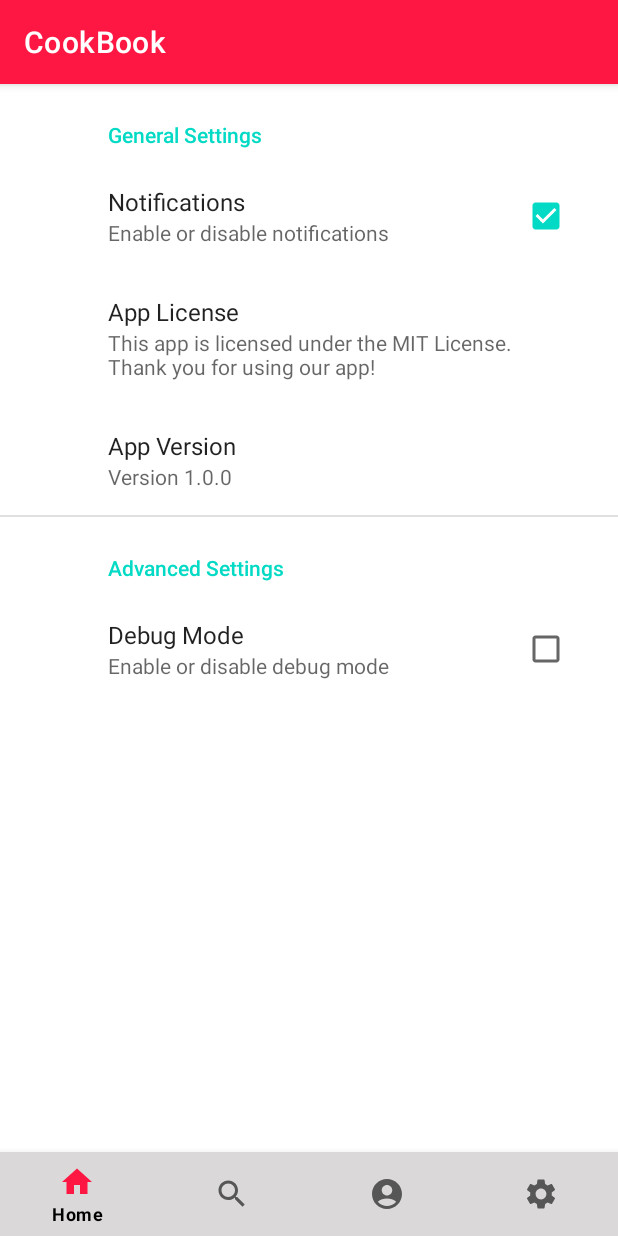
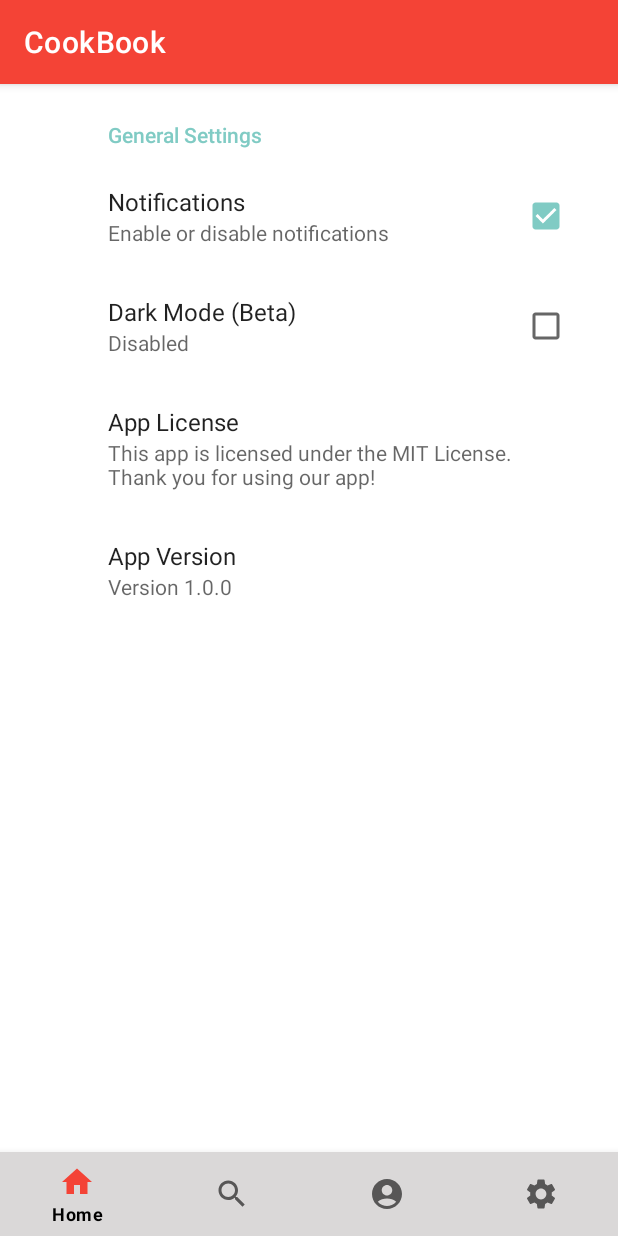
Before and after one commit to KhalilFarhat/Recipe-App, an Android app: the fragment SettingsFragment placed in its activity, on a phone screen of 412 x 824 dp. Run offline under Robolectric (Android 15) with nearby library versions, the phone set to English and light mode, and no system bars; our stand-ins replace androidx.preference.

Commit message:
Added dark mode and removed advanced settings

```diff
--- a/app/src/main/java/com/example/recipeapp/SettingsFragment.java
+++ b/app/src/main/java/com/example/recipeapp/SettingsFragment.java
@@ -1,9 +1,9 @@
 package com.example.recipeapp;
 
-import android.content.Intent;
 import android.os.Bundle;
+import android.os.Handler;
 
-import androidx.preference.Preference;
+import androidx.preference.CheckBoxPreference;
 import androidx.preference.PreferenceFragmentCompat;
 
 public class SettingsFragment extends PreferenceFragmentCompat {
@@ -11,6 +11,31 @@ public class SettingsFragment extends PreferenceFragmentCompat {
     @Override
     public void onCreatePreferences(Bundle savedInstanceState, String rootKey) {
         setPreferencesFromResource(R.xml.preferences, rootKey);
+
+        // Get the CheckBoxPreference object for the dark mode setting
+        CheckBoxPreference darkModePref = findPreference("dark_mode");
+
+        // Set the preference's summary to reflect its current value
+        assert darkModePref != null;
+        darkModePref.setSummaryOn("Enabled");
+        darkModePref.setSummaryOff("Disabled");
+
+        // Set a listener to detect when the preference value changes
+        darkModePref.setOnPreferenceChangeListener((preference, newValue) -> {
+            boolean enabled = (boolean) newValue;
+            if (enabled) {
+                // Apply the dark mode theme
+                requireActivity().setTheme(R.style.Dark_Theme_RecipeApp);
+            } else {
+                // Revert to the default theme
+                requireActivity().setTheme(R.style.Theme_RecipeApp);
+            }
+            new Handler().postDelayed(() -> {
+                // Recreate the activity to apply the new theme
+                requireActivity().recreate();
+            }, 100);
+            return true;
+        });
+
     }
-
 }
--- a/app/src/main/res/values-night/themes.xml
+++ /dev/null
@@ -1,16 +0,0 @@
-<resources xmlns:tools="http://schemas.android.com/tools">
-    <!-- Base application theme. -->
-    <style name="Theme.RecipeApp" parent="Theme.MaterialComponents.DayNight.DarkActionBar">
-        <!-- Primary brand color. -->
-        <item name="colorPrimary">@color/red</item>
-        <item name="colorPrimaryVariant">@color/red</item>
-        <item name="colorOnPrimary">@color/black</item>
-        <!-- Secondary brand color. -->
-        <item name="colorSecondary">@color/teal_200</item>
-        <item name="colorSecondaryVariant">@color/teal_200</item>
-        <item name="colorOnSecondary">@color/black</item>
-        <!-- Status bar color. -->
-        <item name="android:statusBarColor">?attr/colorPrimaryVariant</item>
-        <!-- Customize your theme here. -->
-    </style>
-</resources>
--- a/app/src/main/res/values/colors.xml
+++ b/app/src/main/res/values/colors.xml
@@ -3,8 +3,6 @@
     <color name="purple_200">#FFBB86FC</color>
     <color name="purple_500">#FF6200EE</color>
     <color name="purple_700">#FF3700B3</color>
-    <color name="teal_200">#FF03DAC5</color>
-    <color name="teal_700">#FF018786</color>
     <color name="black">#FF000000</color>
     <color name="white">#FFFFFFFF</color>
     <color name="gray">#808080</color>
--- a/app/src/main/res/values/dimens.xml
+++ b/app/src/main/res/values/dimens.xml
@@ -1,4 +1,4 @@
 <?xml version="1.0" encoding="utf-8"?>
 <resources>
-    <dimen name="bottom_navigation_height">30px</dimen>
+    <dimen name="bottom_navigation_height">30dp</dimen>
 </resources>
--- a/app/src/main/res/values/styles.xml
+++ /dev/null
@@ -1,4 +0,0 @@
-<?xml version="1.0" encoding="utf-8"?>
-<resources>
-
-</resources>
--- a/app/src/main/res/values/themes.xml
+++ b/app/src/main/res/values/themes.xml
@@ -1,6 +1,6 @@
-<resources xmlns:tools="http://schemas.android.com/tools">
+<resources>
     <!-- Base application theme. -->
-    <style name="Theme.RecipeApp" parent="Theme.MaterialComponents.DayNight.DarkActionBar">
+    <style name="Theme.RecipeApp" parent="Theme.MaterialComponents.Light.DarkActionBar">
         <!-- Primary brand color. -->
         <item name="colorPrimary">@color/red</item>
         <item name="colorPrimaryVariant">@color/red</item>
@@ -13,6 +13,15 @@
         <item name="android:statusBarColor">?attr/colorPrimaryVariant</item>
         <!-- Customize your theme here. -->
     </style>
+    <style name="Dark_Theme.RecipeApp" parent="Theme.RecipeApp">
+        <!-- Customize your theme here. -->
+        <item name="colorPrimary">@color/red</item>
+        <item name="colorPrimaryVariant">@color/red</item>
+        <item name="android:textColor">@color/white</item>
+        <item name="android:windowBackground">@color/black</item>
+    </style>
 
-    <color name="red">#FF1744</color>
+    <color name="red">#F44336</color>
+    <color name="teal_200">#80CBC4</color>
+    <color name="teal_700">#00796B</color>
 </resources>
--- a/app/src/main/res/xml/preferences.xml
+++ b/app/src/main/res/xml/preferences.xml
@@ -8,6 +8,12 @@
             android:title="Notifications"
             android:summary="Enable or disable notifications"
             android:defaultValue="true" />
+        <CheckBoxPreference
+            android:key="dark_mode"
+            android:title="Dark Mode (Beta)"
+            android:summaryOn="Enabled"
+            android:summaryOff="Disabled"
+            android:defaultValue="false" />
 
         <Preference
             android:title="App License"
@@ -19,14 +25,4 @@
 
     </PreferenceCategory>
 
-    <PreferenceCategory android:title="Advanced Settings">
-
-        <CheckBoxPreference
-            android:key="debug_mode"
-            android:title="Debug Mode"
-            android:summary="Enable or disable debug mode"
-            android:defaultValue="false" />
-
-    </PreferenceCategory>
-
 </PreferenceScreen>
```
